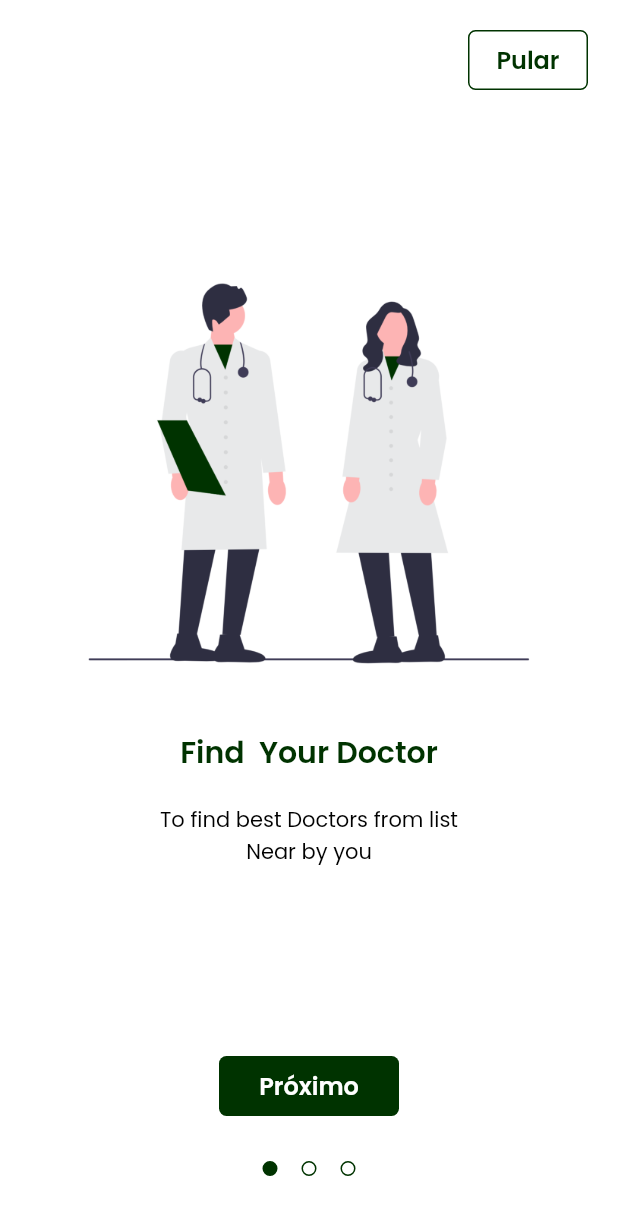
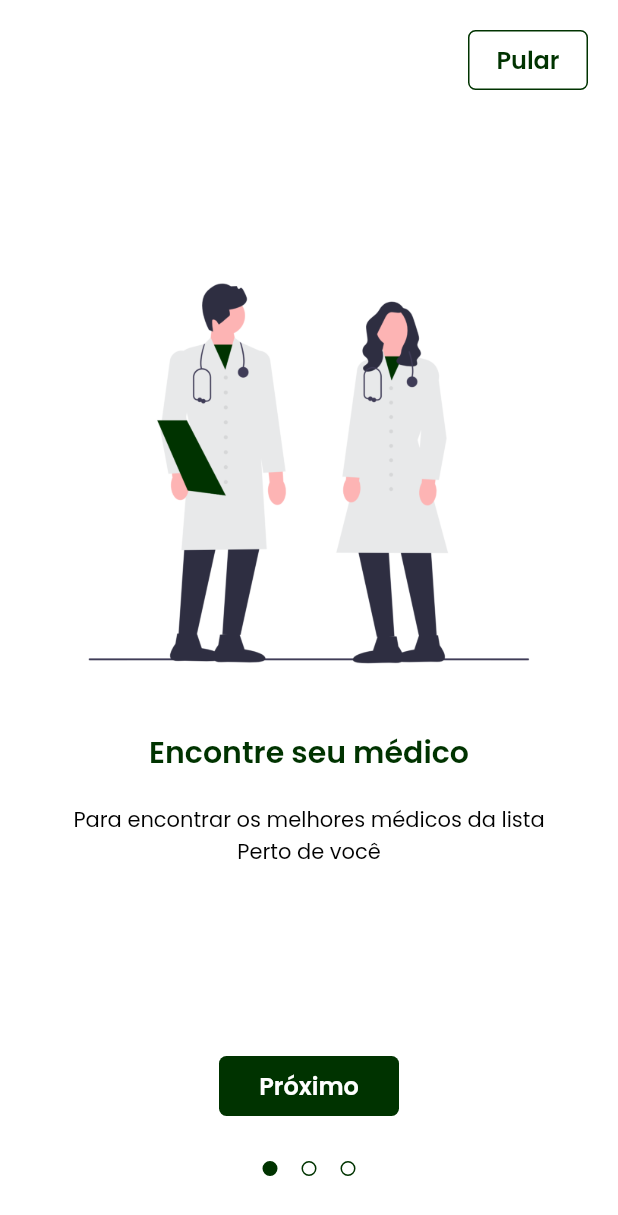
Before and after one commit to NR-Mech/mech_mobile, a Flutter app: the OnBoardingScreen screen opened directly, on a phone screen of 412 x 824 dp. Shown: the top 1215 px of the screen. Run offline on Flutter 3.47's test engine with Material 3 defaults, Android fonts, the phone set to English and light mode, and no system bars; our stand-ins replace calendar_date_picker2, dotted_line, flutter_otp_text_field, flutter_rating_stars; missing offline and left inert: fl_country_code_picker.

Commit message:
feat: textos traduzidos

```diff
--- a/lib/screen/login/on_boarding_screen.dart
+++ b/lib/screen/login/on_boarding_screen.dart
@@ -15,18 +15,18 @@ class _OnBoardingScreenState extends State<OnBoardingScreen> {
   List pageArr = [
     {
       "img": "assets/img/on_board_1.png",
-      "title": "Find  Your Doctor",
-      "subtitle": "To find best Doctors from list\nNear by you",
+      "title": "Encontre seu médico",
+      "subtitle": "Para encontrar os melhores médicos da lista\nPerto de você",
     },
     {
       "img": "assets/img/on_board_2.png",
-      "title": "Easily Available   ",
-      "subtitle": "Easily  book appointment of specialist\nDoctors",
+      "title": "Facilmente disponível ",
+      "subtitle": "Agende facilmente uma consulta com médicos\nespecialistas",
     },
     {
       "img": "assets/img/on_board_3.png",
-      "title": "Full Satisfaction",
-      "subtitle": "Get full satisfaction of your\nProblems",
+      "title": "Satisfação Plena",
+      "subtitle": "Obtenha total satisfação com seus\nProblemas",
     },
   ];
 
```
